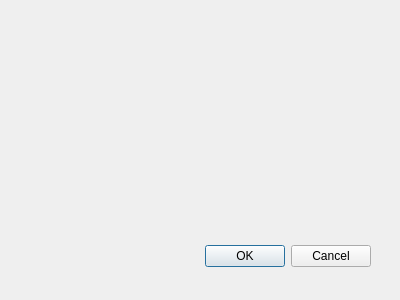
AmbreM71/MovieManager, file Dialogs/FiltersDialog.ui: the form before one commit.
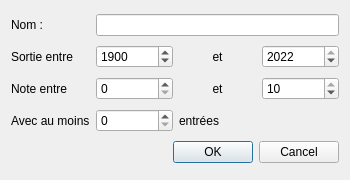
The form after the commit.

Commit message: Implement filters

```diff
--- a/Dialogs/FiltersDialog.ui
+++ b/Dialogs/FiltersDialog.ui
@@ -6,8 +6,8 @@
    <rect>
     <x>0</x>
     <y>0</y>
-    <width>400</width>
-    <height>300</height>
+    <width>350</width>
+    <height>180</height>
    </rect>
   </property>
   <property name="windowTitle">
@@ -16,22 +16,125 @@
   <property name="modal">
    <bool>true</bool>
   </property>
-  <widget class="QDialogButtonBox" name="buttonBox">
-   <property name="geometry">
-    <rect>
-     <x>30</x>
-     <y>240</y>
-     <width>341</width>
-     <height>32</height>
-    </rect>
-   </property>
-   <property name="orientation">
-    <enum>Qt::Horizontal</enum>
-   </property>
-   <property name="standardButtons">
-    <set>QDialogButtonBox::Cancel|QDialogButtonBox::Ok</set>
-   </property>
-  </widget>
+  <layout class="QGridLayout" name="gridLayout">
+   <item row="1" column="2">
+    <widget class="QLabel" name="YearAndLabel">
+     <property name="text">
+      <string>et</string>
+     </property>
+     <property name="alignment">
+      <set>Qt::AlignCenter</set>
+     </property>
+    </widget>
+   </item>
+   <item row="3" column="0">
+    <widget class="QLabel" name="EntriesLabel">
+     <property name="text">
+      <string>Avec au moins</string>
+     </property>
+    </widget>
+   </item>
+   <item row="1" column="3">
+    <widget class="QSpinBox" name="MaxYearInput">
+     <property name="minimum">
+      <number>1870</number>
+     </property>
+     <property name="maximum">
+      <number>2022</number>
+     </property>
+     <property name="value">
+      <number>2022</number>
+     </property>
+    </widget>
+   </item>
+   <item row="2" column="3">
+    <widget class="QSpinBox" name="MaxRatingInput">
+     <property name="maximum">
+      <number>10</number>
+     </property>
+     <property name="value">
+      <number>10</number>
+     </property>
+    </widget>
+   </item>
+   <item row="2" column="1">
+    <widget class="QSpinBox" name="MinRatingInput">
+     <property name="maximum">
+      <number>10</number>
+     </property>
+    </widget>
+   </item>
+   <item row="1" column="0">
+    <widget class="QLabel" name="ReleaseYearLabel">
+     <property name="text">
+      <string>Sortie entre</string>
+     </property>
+    </widget>
+   </item>
+   <item row="5" column="0" colspan="4">
+    <widget class="QDialogButtonBox" name="ButtonBox">
+     <property name="orientation">
+      <enum>Qt::Horizontal</enum>
+     </property>
+     <property name="standardButtons">
+      <set>QDialogButtonBox::Cancel|QDialogButtonBox::Ok</set>
+     </property>
+    </widget>
+   </item>
+   <item row="3" column="1">
+    <widget class="QSpinBox" name="MinEntriesInput"/>
+   </item>
+   <item row="0" column="0">
+    <widget class="QLabel" name="NameLabel">
+     <property name="text">
+      <string>Nom : </string>
+     </property>
+    </widget>
+   </item>
+   <item row="0" column="1" colspan="3">
+    <widget class="QLineEdit" name="NameInput"/>
+   </item>
+   <item row="3" column="2">
+    <widget class="QLabel" name="EntriesLabel2">
+     <property name="text">
+      <string>entrées</string>
+     </property>
+    </widget>
+   </item>
+   <item row="1" column="1">
+    <widget class="QSpinBox" name="MinYearInput">
+     <property name="minimum">
+      <number>1870</number>
+     </property>
+     <property name="maximum">
+      <number>2022</number>
+     </property>
+     <property name="value">
+      <number>1900</number>
+     </property>
+     <property name="displayIntegerBase">
+      <number>10</number>
+     </property>
+    </widget>
+   </item>
+   <item row="2" column="2">
+    <widget class="QLabel" name="RatinAndLabel">
+     <property name="text">
+      <string>et</string>
+     </property>
+     <property name="alignment">
+      <set>Qt::AlignCenter</set>
+     </property>
+    </widget>
+   </item>
+   <item row="2" column="0">
+    <widget class="QLabel" name="RatingLabel">
+     <property name="text">
+      <string>Note entre</string>
+     </property>
+    </widget>
+   </item>
+  </layout>
  </widget>
  <resources/>
  <connections>
```
Left out of the diff: 4 changed lines with no effect on the pictures. The commit also changes 6 other files.
